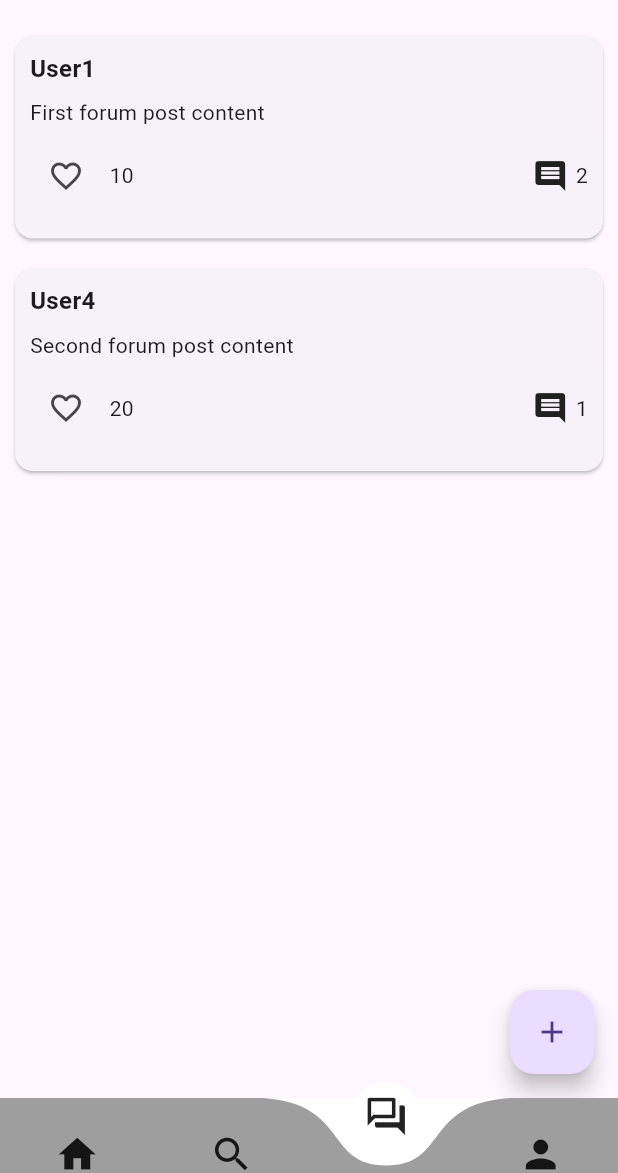
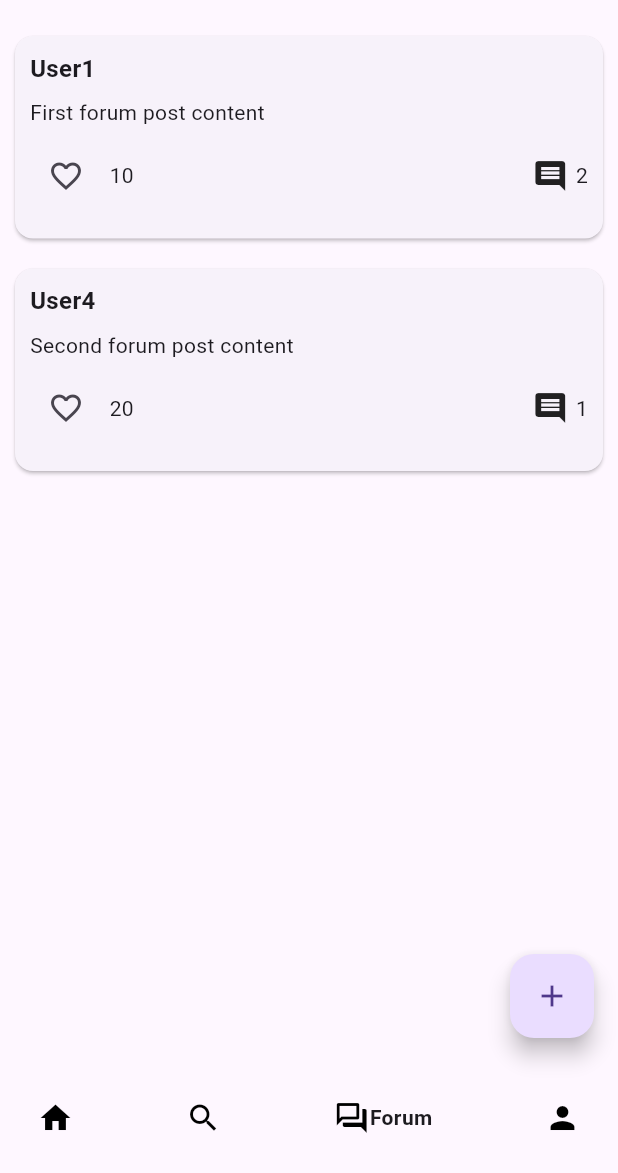
Before and after one commit to JoaquinD26/pets, a Flutter app: the screen it shows after launch, item 3 of the bottom bar chosen, on a phone screen of 412 x 824 dp, the part 63-1236 px from its top. Run offline on Flutter 3.47's test engine with Material 3 defaults, Android fonts, the phone set to English and light mode, and no system bars; drawn by our look-alikes of curved_navigation_bar, google_nav_bar.

Commit message:
implementación nav salva

```diff
--- a/lib/main.dart
+++ b/lib/main.dart
@@ -124,7 +124,7 @@
 // }
 
 import 'package:flutter/material.dart';
-import 'package:curved_navigation_bar/curved_navigation_bar.dart';
+import 'package:google_nav_bar/google_nav_bar.dart';
 import 'package:pets/pages/forum_view.dart';
 import 'package:pets/pages/profile_view.dart';
 
@@ -133,7 +133,7 @@ void main() {
 }
 
 class MyApp extends StatelessWidget {
-  const MyApp({super.key});
+  const MyApp({Key? key}) : super(key: key);
 
   @override
   Widget build(BuildContext context) {
@@ -149,7 +149,7 @@ class MyApp extends StatelessWidget {
 }
 
 class MyHomePage extends StatefulWidget {
-  const MyHomePage({super.key});
+  const MyHomePage({Key? key}) : super(key: key);
 
   @override
   MyHomePageState createState() => MyHomePageState();
@@ -158,14 +158,13 @@ class MyHomePage extends StatefulWidget {
 class MyHomePageState extends State<MyHomePage> {
   int _selectedIndex = 0;
 
-  /// Lista de Widgets para el intercambio de body del Widget principal, Ejem/Comparación: actua como una lista de fragments en java
   final List<Widget> _pages = [
     const PageOne(),
     const PageTwo(),
     const ForumPage(),
     const ProfileView(),
   ];
-  /// Actua como comunicador entre el BottomBar y la página que se muestra, cambiando el index de la lista de Widgets _pages
+
   void _onItemTapped(int index) {
     setState(() {
       _selectedIndex = index;
@@ -175,34 +174,38 @@ class MyHomePageState extends State<MyHomePage> {
   @override
   Widget build(BuildContext context) {
     return Scaffold(
-        appBar: AppBar(
-          title: const Text('PetApp demo'),
-        ),
-        // Se establece como body del Widget principal de MyHomePageState una lista de widgets que cambiará dinámicamente según el método _onItemTapped()
-        body: _pages[_selectedIndex],
-        //Uso de MauseRegion debido a la emulacion web, posibles cambios
-        bottomNavigationBar: MouseRegion(
-          cursor: SystemMouseCursors.click,
-          // Curved Navigation Bar es una dependencia externa implementada en el pubspec.yaml, posible error al pulsar varias veces mientras la animación siguen en curso.
-          child: CurvedNavigationBar(
-            backgroundColor: Colors.white,
-            color: Colors.grey,
-            buttonBackgroundColor: Colors.white,
-            height: 50,
-            items: const <Widget>[
-              Icon(Icons.home, size: 30),
-              Icon(Icons.search, size: 30),
-              Icon(Icons.forum_outlined, size: 30),
-              Icon(Icons.person, size: 30),
-            ],
-            onTap: _onItemTapped,
+      appBar: AppBar(
+        title: const Text('PetApp demo'),
+      ),
+      body: _pages[_selectedIndex],
+      bottomNavigationBar: GNav(
+        tabs: const [
+          GButton(
+            icon: Icons.home,
+            text: 'Home',
           ),
-        ));
+          GButton(
+            icon: Icons.search,
+            text: 'Search',
+          ),
+          GButton(
+            icon: Icons.forum_outlined,
+            text: 'Forum',
+          ),
+          GButton(
+            icon: Icons.person,
+            text: 'Profile',
+          ),
+        ],
+        selectedIndex: _selectedIndex,
+        onTabChange: _onItemTapped,
+      ),
+    );
   }
 }
-//TODO, Las páginas no irán en el main, falta estructuración del proyecto, directorios, clases, etc...
+
 class PageOne extends StatelessWidget {
-  const PageOne({super.key});
+  const PageOne({Key? key}) : super(key: key);
 
   @override
   Widget build(BuildContext context) {
@@ -213,7 +216,7 @@ class PageOne extends StatelessWidget {
 }
 
 class PageTwo extends StatelessWidget {
-  const PageTwo({super.key});
+  const PageTwo({Key? key}) : super(key: key);
 
   @override
   Widget build(BuildContext context) {
--- a/pubspec.yaml
+++ b/pubspec.yaml
@@ -32,6 +32,8 @@ dependencies:
     sdk: flutter
   webview_flutter: ^2.0.14
   http: ^1.2.1
+  google_nav_bar: ^5.0.6
+
 
 
 
```
Also changed, not shown: pubspec.lock.
